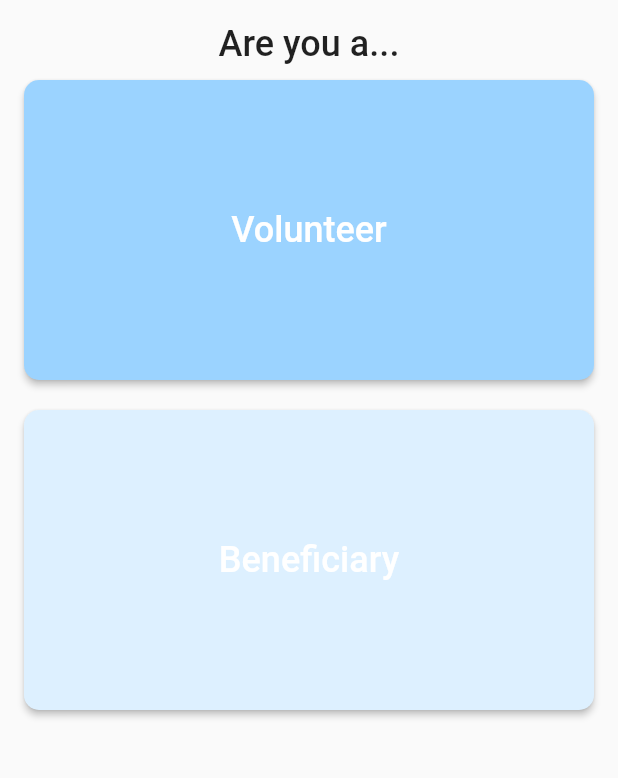
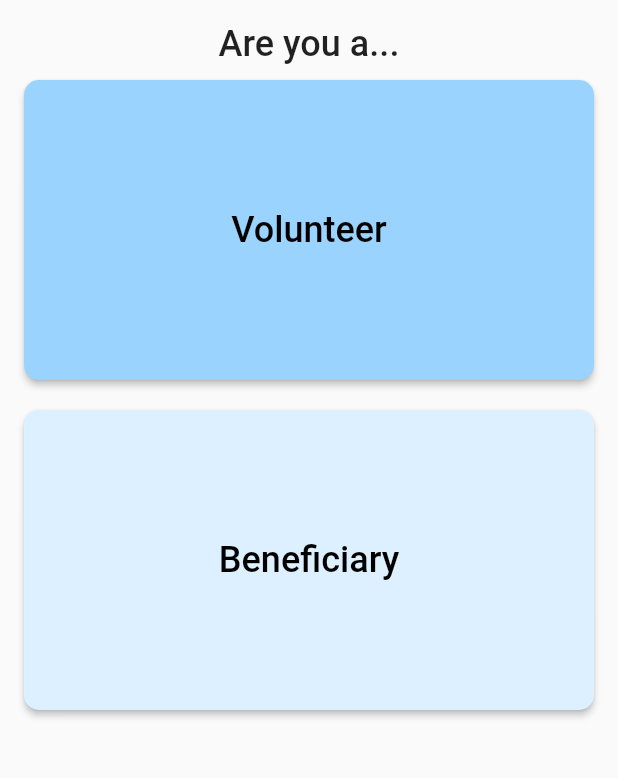
Before and after one commit to tchiong/lifehack2022, a Flutter app: the UserTypeSelectorScreen screen opened by its route, on a phone screen of 412 x 824 dp, the part 49-827 px from its top. Run offline on Flutter 3.47's test engine with Material 2 defaults, Android fonts, the phone set to English and light mode, and no system bars; our stand-ins replace firebase_core, firebase_database, flutter_svg; accounts and stored records are empty.

Commit message:
Update user_type_selector_screen.dart

```diff
--- a/kindness_network/lib/authentication_screens/user_type_selector_screen.dart
+++ b/kindness_network/lib/authentication_screens/user_type_selector_screen.dart
@@ -61,7 +61,8 @@ class _UserTypeSelectorScreenState extends State<UserTypeSelectorScreen> {
                   onPressed: () {
                     navigateToVolunteerScreen();
                   },
-                  child: const Text("Volunteer"),
+                  child: const Text("Volunteer",
+                      style: TextStyle(color: Colors.black)),
                 ),
               ),
               const SizedBox(
@@ -82,7 +83,8 @@ class _UserTypeSelectorScreenState extends State<UserTypeSelectorScreen> {
                   onPressed: () {
                     navigateToBeneficiaryScreen();
                   },
-                  child: const Text("Beneficiary"),
+                  child: const Text("Beneficiary",
+                      style: TextStyle(color: Colors.black)),
                 ),
               ),
             ],
```
